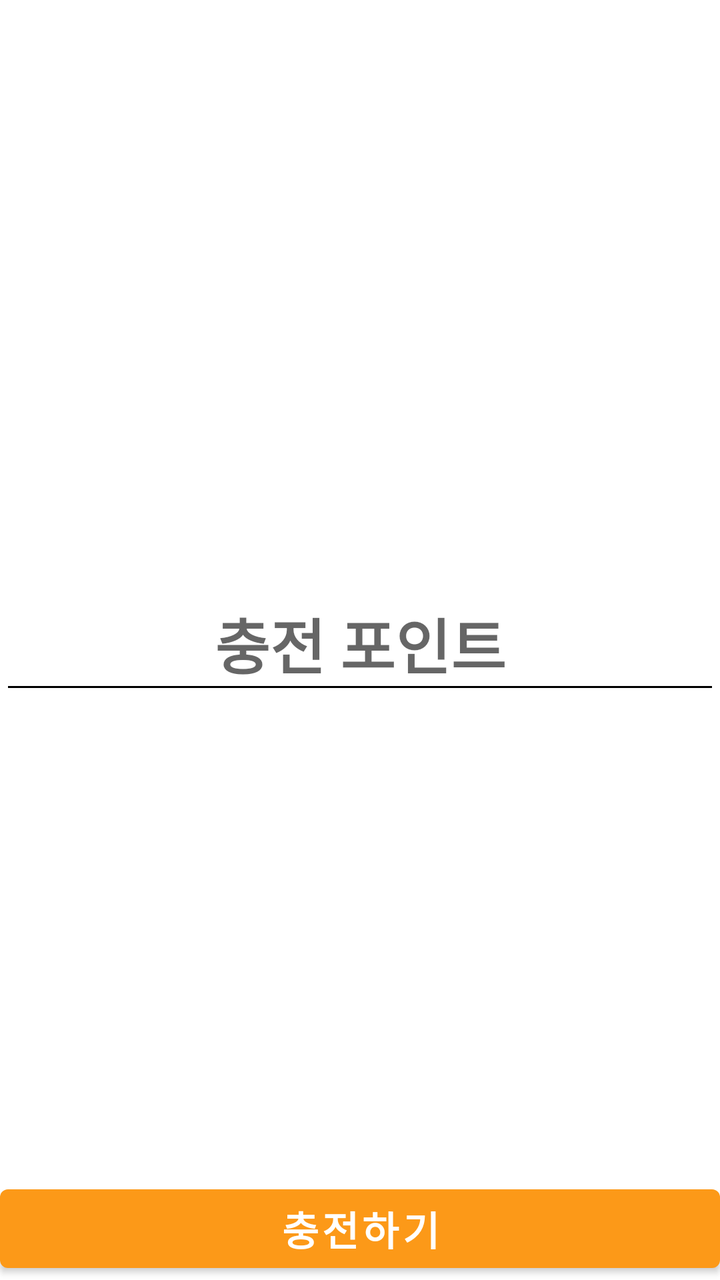
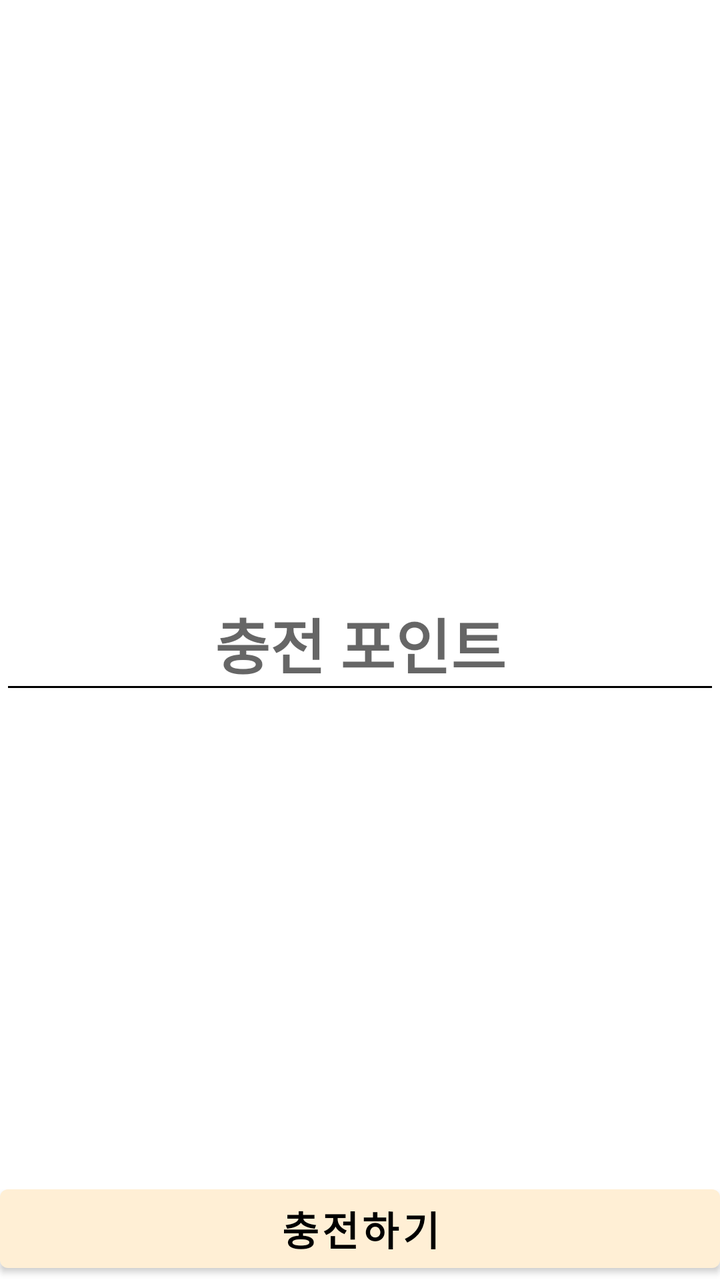

An Android layout rendered at two revisions. The XML below is the earlier revision; the diff shows what the commit changed to produce the second picture.
<!-- AndroidManifest.xml: application theme Theme.ReportView_003 -->
<!-- res/layout/charge_point.xml -->
<?xml version="1.0" encoding="utf-8"?>
<androidx.constraintlayout.widget.ConstraintLayout
    xmlns:android="http://schemas.android.com/apk/res/android"
    android:layout_width="match_parent"
    android:layout_height="match_parent"
    xmlns:app="http://schemas.android.com/apk/res-auto"
    android:layout_margin="30dp">

    <EditText
        android:id="@+id/point_view"
        android:layout_width="0dp"
        android:layout_height="0dp"
        android:hint="충전 포인트"
        android:textStyle="bold"
        android:textSize="30dp"
        android:gravity="center"
        app:layout_constraintHeight_percent="0.1"
        app:layout_constraintTop_toTopOf="parent"
        app:layout_constraintBottom_toBottomOf="parent"
        app:layout_constraintStart_toStartOf="parent"
        app:layout_constraintEnd_toEndOf="parent" />



    <Button
        android:id="@+id/point_button"
        android:layout_width="0dp"
        android:layout_height="0dp"
        android:text="충전하기"
        android:textStyle="bold"
        android:textSize="20dp"
        app:layout_constraintHeight_percent="0.08"
        app:layout_constraintBottom_toBottomOf="parent"
        app:layout_constraintStart_toStartOf="parent"
        app:layout_constraintEnd_toEndOf="parent" />

</androidx.constraintlayout.widget.ConstraintLayout>
<!-- resources referenced by this layout -->
<resources>
  <style name="Theme.ReportView_003" parent="Theme.MaterialComponents.DayNight.NoActionBar">
          
          <item name="colorPrimary">@color/bg_color</item>
          <item name="colorPrimaryVariant">@color/orange_dark</item>
          <item name="colorOnPrimary">@color/white</item>
          
          <item name="colorSecondary">@color/teal_200</item>
          <item name="colorSecondaryVariant">@color/teal_700</item>
          <item name="colorOnSecondary">@color/black</item>
          
          <item name="android:statusBarColor">?attr/colorPrimaryVariant</item>
          
          
          <item name="android:textColorPrimary">@color/black</item>
          <item name="android:textColorSecondary">@color/black</item>
  
          
          <item name="android:navigationBarColor">@color/bg_color</item>
      </style>
  <color name="bg_color">#FC9918</color>"
  <color name="orange_dark">#875B00</color>"
  <color name="white">#FFFFFFFF</color>
  <color name="teal_200">#FF03DAC5</color>
  <color name="teal_700">#FF018786</color>
  <color name="black">#FF000000</color>
</resources>

<!-- the commit's change to res/layout/charge_point.xml (unified diff, before → after) -->
@@ -28,6 +28,7 @@
         android:layout_height="0dp"
         android:text="충전하기"
         android:textStyle="bold"
+        android:textColor="?attr/colorOnSecondary"
         android:textSize="20dp"
         app:layout_constraintHeight_percent="0.08"
         app:layout_constraintBottom_toBottomOf="parent"
<!-- resource entries referenced after the edit -->
@@ -3,27 +3,25 @@
   <style name="Theme.ReportView_003" parent="Theme.MaterialComponents.DayNight.NoActionBar">
           
           <item name="colorPrimary">@color/bg_color</item>
-          <item name="colorPrimaryVariant">@color/orange_dark</item>
-          <item name="colorOnPrimary">@color/white</item>
+          <item name="colorPrimaryVariant">@color/bg_color</item>
+          <item name="colorOnPrimary">@color/black</item>
           
-          <item name="colorSecondary">@color/teal_200</item>
-          <item name="colorSecondaryVariant">@color/teal_700</item>
+          <item name="colorSecondary">#E4E4E4</item>
+          <item name="colorSecondaryVariant">#D1D1D1</item>
           <item name="colorOnSecondary">@color/black</item>
           
           <item name="android:statusBarColor">?attr/colorPrimaryVariant</item>
           
           
+          <item name="android:textColor">@color/black</item>
           <item name="android:textColorPrimary">@color/black</item>
           <item name="android:textColorSecondary">@color/black</item>
   
           
           <item name="android:navigationBarColor">@color/bg_color</item>
+          <item name="android:tint">@color/black</item>
       </style>
-  <color name="bg_color">#FC9918</color>"
-  <color name="orange_dark">#875B00</color>"
-  <color name="white">#FFFFFFFF</color>
-  <color name="teal_200">#FF03DAC5</color>
-  <color name="teal_700">#FF018786</color>
+  <color name="bg_color">#FFEFD5</color>"
   <color name="black">#FF000000</color>
 </resources>
 
